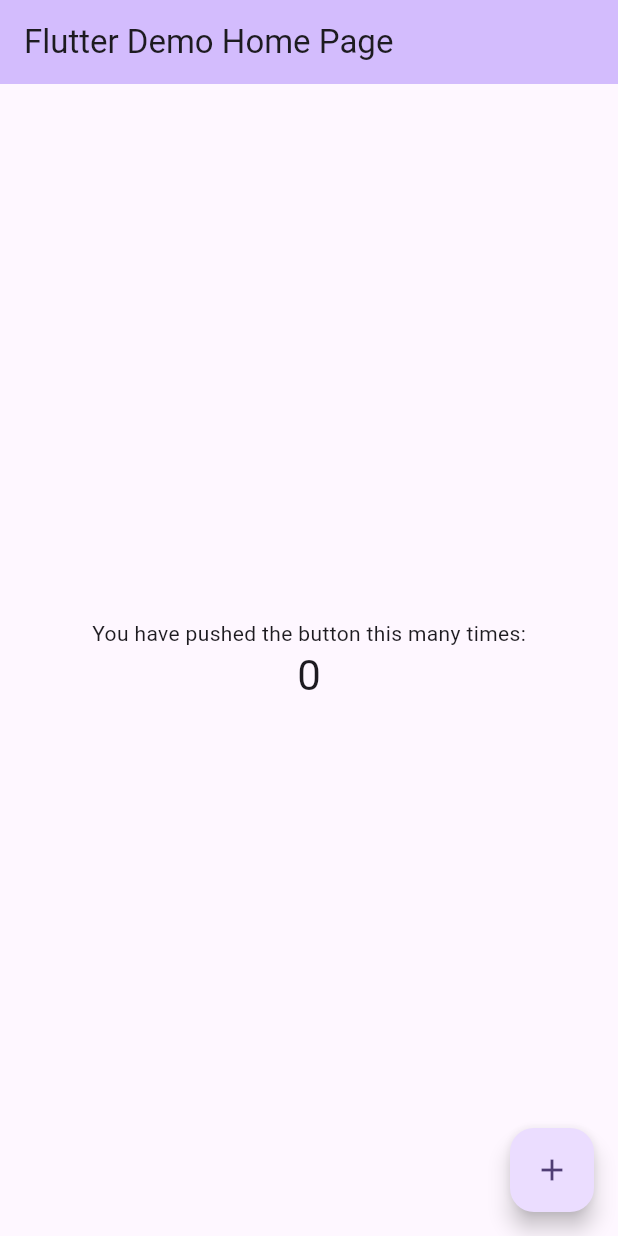
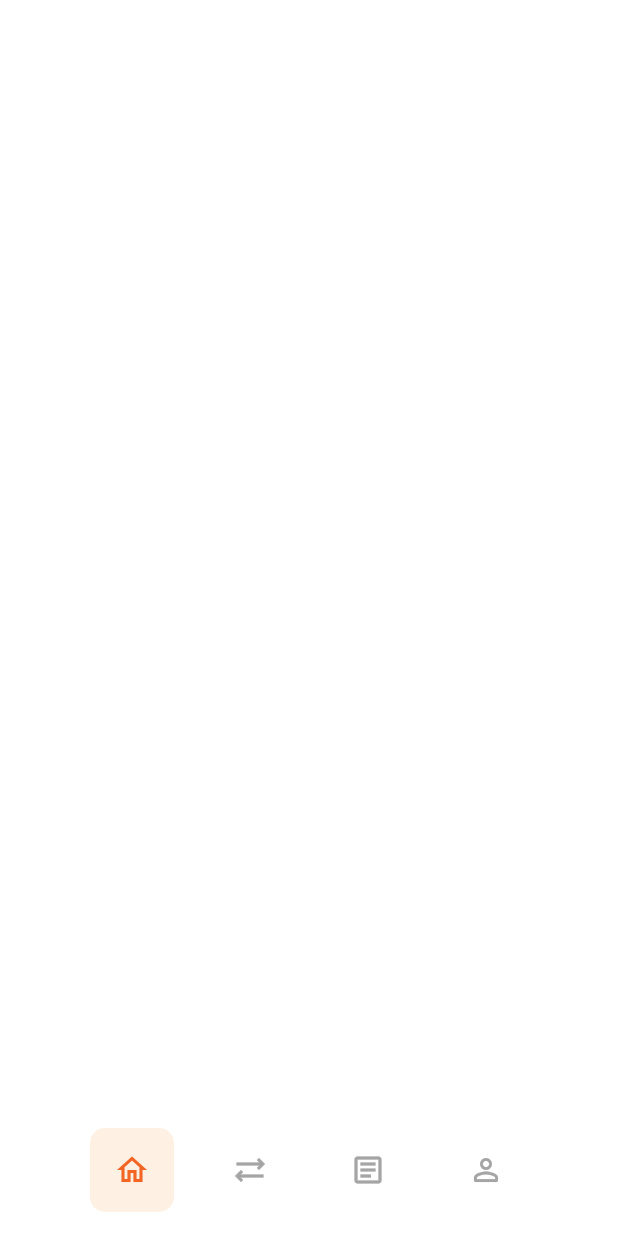
Before and after one commit to woodufx/Sport-Exchange, a Flutter app: the screen it shows after launch, on a phone screen of 412 x 824 dp. Run offline on Flutter 3.47's test engine with Material 3 defaults, Android fonts, the light colour scheme and no system bars; drawn by our look-alikes of google_nav_bar; project files that could hold a hidden picture were left out.

Commit message:
Implemented bottom navbar and fonts

```diff
--- a/sport_exchange/lib/main.dart
+++ b/sport_exchange/lib/main.dart
@@ -1,4 +1,5 @@
 import 'package:flutter/material.dart';
+import 'package:sport_exchange/view/navigator.dart';
 
 void main() {
   runApp(const MyApp());
@@ -7,119 +8,53 @@
 class MyApp extends StatelessWidget {
   const MyApp({super.key});
 
-  // This widget is the root of your application.
   @override
   Widget build(BuildContext context) {
     return MaterialApp(
       title: 'Flutter Demo',
       theme: ThemeData(
-        // This is the theme of your application.
-        //
-        // TRY THIS: Try running your application with "flutter run". You'll see
-        // the application has a purple toolbar. Then, without quitting the app,
-        // try changing the seedColor in the colorScheme below to Colors.green
-        // and then invoke "hot reload" (save your changes or press the "hot
-        // reload" button in a Flutter-supported IDE, or press "r" if you used
-        // the command line to start the app).
-        //
-        // Notice that the counter didn't reset back to zero; the application
-        // state is not lost during the reload. To reset the state, use hot
-        // restart instead.
-        //
-        // This works for code too, not just values: Most code changes can be
-        // tested with just a hot reload.
-        colorScheme: ColorScheme.fromSeed(seedColor: Colors.deepPurple),
+        fontFamily: 'Montserrat',
+        primarySwatch: Colors.orange,
+        scaffoldBackgroundColor: Colors.white,
+        textTheme: const TextTheme(
+            displayLarge: TextStyle(
+              fontFamily: 'Oswald',
+              fontSize: 32,
+              fontWeight: FontWeight.w600,
+              color: Color.fromARGB(255, 26, 26, 26),
+            ),
+            displayMedium: TextStyle(
+              fontFamily: 'Oswald',
+              fontSize: 24,
+              fontWeight: FontWeight.w600,
+              color: Color.fromARGB(255, 26, 26, 26),
+            ),
+            displaySmall: TextStyle(
+              fontFamily: 'Oswald',
+              fontSize: 16,
+              fontWeight: FontWeight.w600,
+              color: Color.fromARGB(255, 26, 26, 26),
+            ),
+            bodyMedium: TextStyle(
+              fontFamily: 'Montserrat',
+              fontSize: 16,
+              fontWeight: FontWeight.w500,
+              color: Color.fromARGB(255, 77, 77, 77),
+            ),
+            bodySmall: TextStyle(
+              fontFamily: 'Montserrat',
+              fontSize: 15,
+              fontWeight: FontWeight.w400,
+              color: Color.fromARGB(255, 118, 118, 118),
+            )),
+        bottomAppBarTheme: const BottomAppBarTheme(
+          color: Colors.white,
+          surfaceTintColor: Colors.white,
+        ),
         useMaterial3: true,
       ),
-      home: const MyHomePage(title: 'Flutter Demo Home Page'),
+      debugShowCheckedModeBanner: false,
+      home: const MainNavigator(),
     );
   }
 }
-
-class MyHomePage extends StatefulWidget {
-  const MyHomePage({super.key, required this.title});
-
-  // This widget is the home page of your application. It is stateful, meaning
-  // that it has a State object (defined below) that contains fields that affect
-  // how it looks.
-
-  // This class is the configuration for the state. It holds the values (in this
-  // case the title) provided by the parent (in this case the App widget) and
-  // used by the build method of the State. Fields in a Widget subclass are
-  // always marked "final".
-
-  final String title;
-
-  @override
-  State<MyHomePage> createState() => _MyHomePageState();
-}
-
-class _MyHomePageState extends State<MyHomePage> {
-  int _counter = 0;
-
-  void _incrementCounter() {
-    setState(() {
-      // This call to setState tells the Flutter framework that something has
-      // changed in this State, which causes it to rerun the build method below
-      // so that the display can reflect the updated values. If we changed
-      // _counter without calling setState(), then the build method would not be
-      // called again, and so nothing would appear to happen.
-      _counter++;
-    });
-  }
-
-  @override
-  Widget build(BuildContext context) {
-    // This method is rerun every time setState is called, for instance as done
-    // by the _incrementCounter method above.
-    //
-    // The Flutter framework has been optimized to make rerunning build methods
-    // fast, so that you can just rebuild anything that needs updating rather
-    // than having to individually change instances of widgets.
-    return Scaffold(
-      appBar: AppBar(
-        // TRY THIS: Try changing the color here to a specific color (to
-        // Colors.amber, perhaps?) and trigger a hot reload to see the AppBar
-        // change color while the other colors stay the same.
-        backgroundColor: Theme.of(context).colorScheme.inversePrimary,
-        // Here we take the value from the MyHomePage object that was created by
-        // the App.build method, and use it to set our appbar title.
-        title: Text(widget.title),
-      ),
-      body: Center(
-        // Center is a layout widget. It takes a single child and positions it
-        // in the middle of the parent.
-        child: Column(
-          // Column is also a layout widget. It takes a list of children and
-          // arranges them vertically. By default, it sizes itself to fit its
-          // children horizontally, and tries to be as tall as its parent.
-          //
-          // Column has various properties to control how it sizes itself and
-          // how it positions its children. Here we use mainAxisAlignment to
-          // center the children vertically; the main axis here is the vertical
-          // axis because Columns are vertical (the cross axis would be
-          // horizontal).
-          //
-          // TRY THIS: Invoke "debug painting" (choose the "Toggle Debug Paint"
-          // action in the IDE, or press "p" in the console), to see the
-          // wireframe for each widget.
-          mainAxisAlignment: MainAxisAlignment.center,
-          children: <Widget>[
-            const Text(
-              'You have pushed the button this many times:',
-            ),
-            Text(
-              '$_counter',
-              style: Theme.of(context).textTheme.headlineMedium,
-            ),
-          ],
-        ),
-      ),
-      floatingActionButton: FloatingActionButton(
-        onPressed: _incrementCounter,
-        tooltip: 'Increment',
-        child: const Icon(Icons.add),
-      ), // This trailing comma makes auto-formatting nicer for build methods.
-    );
-  }
-}
--- /dev/null
+++ b/sport_exchange/lib/view/navigator.dart
@@ -0,0 +1,33 @@
+import 'package:flutter/material.dart';
+import 'package:google_nav_bar/google_nav_bar.dart';
+
+class MainNavigator extends StatelessWidget {
+  const MainNavigator({super.key});
+
+  @override
+  Widget build(BuildContext context) {
+    return Scaffold(
+      bottomNavigationBar: Padding(
+          padding: const EdgeInsets.symmetric(horizontal: 60, vertical: 16),
+          child: GNav(
+            tabBackgroundColor: const Color.fromARGB(255, 255, 240, 228),
+            color: const Color.fromARGB(255, 165, 165, 165),
+            tabBorderRadius: 10.0,
+            iconSize: 24.0,
+            activeColor: const Color.fromARGB(255, 242, 101, 34),
+            rippleColor: const Color.fromARGB(255, 255, 240, 228),
+            onTabChange: (index) => {print(index)},
+            padding: const EdgeInsets.symmetric(horizontal: 16, vertical: 16),
+            tabs: const [
+              GButton(icon: Icons.home_outlined),
+              GButton(icon: Icons.sync_alt_outlined),
+              GButton(icon: Icons.article_outlined),
+              GButton(
+                icon: Icons.person_outline_rounded,
+              )
+            ],
+          )),
+      body: Container(),
+    );
+  }
+}
```
Also changed, not shown: sport_exchange/pubspec.yaml (+57 -14 lines), sport_exchange/fonts/Montserrat-Bold.ttf (added), sport_exchange/fonts/Montserrat-BoldItalic.ttf (added), sport_exchange/fonts/Montserrat-ExtraBold.ttf (added), sport_exchange/fonts/Montserrat-ExtraBoldItalic.ttf (added), sport_exchange/fonts/Montserrat-Italic.ttf (added), sport_exchange/fonts/Montserrat-Light.ttf (added), sport_exchange/fonts/Montserrat-Medium.ttf (added), sport_exchange/fonts/Montserrat-Regular.ttf (added), sport_exchange/fonts/Montserrat-SemiBold.ttf (added), sport_exchange/fonts/Montserrat-Thin.ttf (added), sport_exchange/fonts/Oswald-Bold.ttf (added), sport_exchange/fonts/Oswald-ExtraLight.ttf (added), sport_exchange/fonts/Oswald-Light.ttf (added), 4 more files.
